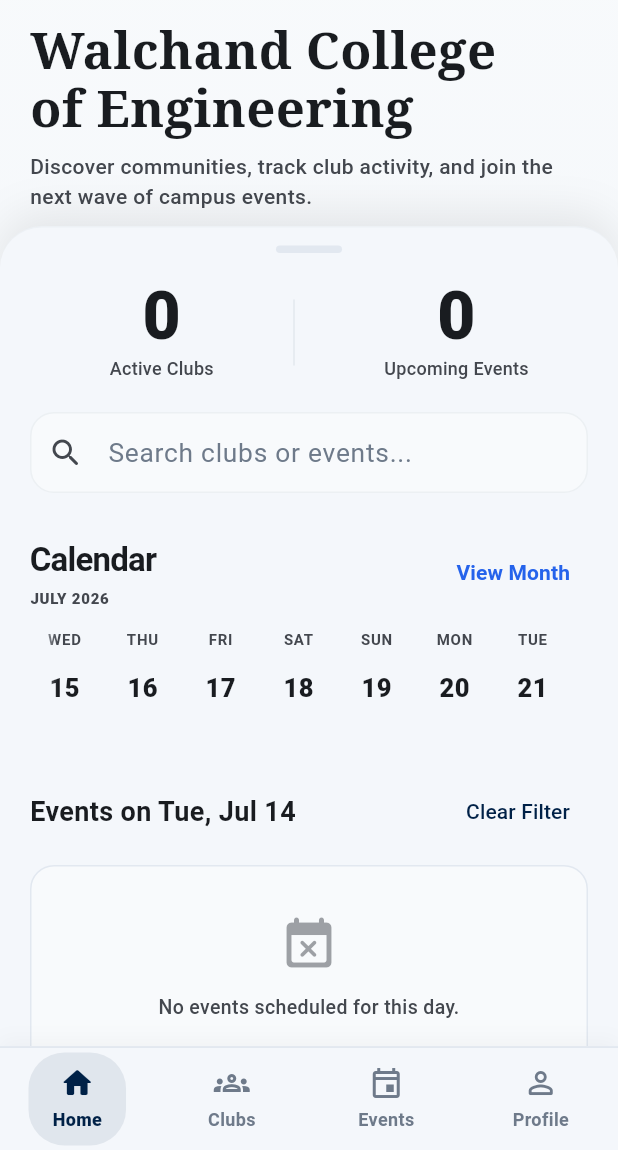
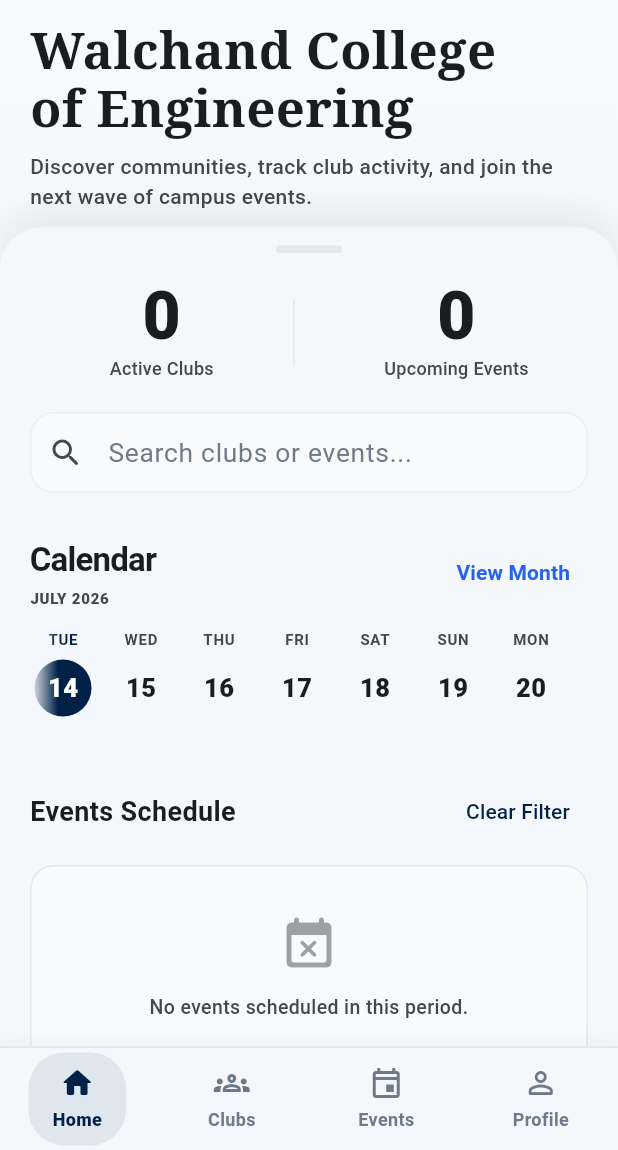
Before and after one commit to AmishPrabhu/Club-Connect-App, a Flutter app: the screen it shows after launch, on a phone screen of 412 x 824 dp, the part 86-1236 px from its top. Run offline on Flutter 3.47's test engine with Material 3 defaults, Android fonts, the phone set to English and light mode, and no system bars; our stand-ins replace file_picker, firebase_core, firebase_messaging, flutter_local_notifications, flutter_markdown, google_sign_in and 3 more; accounts and stored records are empty; network calls fail.

Commit message:
calender and event filter

```diff
--- a/lib/src/screens/home_screen.dart
+++ b/lib/src/screens/home_screen.dart
@@ -37,6 +37,60 @@
   double _heroHeight = 415.0;    // fallback until first frame
   double _textHeight = 208.0;    // fallback until first frame
 
+  // Persistent map of date keys to global keys for scrolling
+  final Map<String, GlobalKey> _dateKeys = {};
+
+  String _formatDateKey(DateTime date) {
+    return '${date.year}-${date.month.toString().padLeft(2, '0')}-${date.day.toString().padLeft(2, '0')}';
+  }
+
+  String _formatHeaderDate(String dateKey) {
+    final date = DateTime.parse(dateKey);
+    final today = DateTime.now();
+    final todayMidnight = DateTime(today.year, today.month, today.day);
+    final tomorrowMidnight = todayMidnight.add(const Duration(days: 1));
+    final dateMidnight = DateTime(date.year, date.month, date.day);
+
+    if (dateMidnight.year == todayMidnight.year &&
+        dateMidnight.month == todayMidnight.month &&
+        dateMidnight.day == todayMidnight.day) {
+      return 'Today - ${_formatFullDate(date)}';
+    } else if (dateMidnight.year == tomorrowMidnight.year &&
+               dateMidnight.month == tomorrowMidnight.month &&
+               dateMidnight.day == tomorrowMidnight.day) {
+      return 'Tomorrow - ${_formatFullDate(date)}';
+    }
+    return _formatFullDate(date);
+  }
+
+  void _scrollToDate(DateTime date, ScrollController controller, List<String> sortedKeys) {
+    final dateKey = _formatDateKey(date);
+
+    // Find the first date key that is >= target date key
+    String? targetKey;
+    for (final key in sortedKeys) {
+      if (key.compareTo(dateKey) >= 0) {
+        targetKey = key;
+        break;
+      }
+    }
+
+    targetKey ??= sortedKeys.isNotEmpty ? sortedKeys.last : null;
+
+    if (targetKey != null) {
+      WidgetsBinding.instance.addPostFrameCallback((_) {
+        final key = _dateKeys[targetKey];
+        if (key != null && key.currentContext != null) {
+          Scrollable.ensureVisible(
+            key.currentContext!,
+            duration: const Duration(milliseconds: 300),
+            curve: Curves.easeInOut,
+          );
+        }
+      });
+    }
+  }
+
   @override
   void initState() {
     super.initState();
@@ -56,18 +110,13 @@
 
       // Calendar scroll offset
       if (_calendarScrollController.hasClients) {
-        // Use available width minus safe-area insets so the midpoint is accurate
-        // on wide iPhones with side notches/rounded corners.
-        final mq = MediaQuery.of(context);
-        final availableWidth = mq.size.width - mq.padding.horizontal;
         const todayIndex = 15; // middle of 31 days
-        const itemWidth = 54.0;
-        const separatorWidth = 12.0;
+        const itemWidth = 44.0;
+        const separatorWidth = 8.0;
         const itemSpace = itemWidth + separatorWidth;
-        const listHorizontalPadding = 20.0; // matches EdgeInsets.fromLTRB(20,...)
 
-        // Offset so today's item centre aligns with the screen centre
-        final targetOffset = (todayIndex * itemSpace) - (availableWidth / 2) + (itemWidth / 2) + listHorizontalPadding;
+        // Offset so today's item aligns with the left side of the screen
+        final targetOffset = todayIndex * itemSpace;
         _calendarScrollController.jumpTo(targetOffset.clamp(0.0, double.infinity));
       }
     });
@@ -79,17 +128,13 @@
     super.dispose();
   }
 
-  DateTime _startOfCurrentWeek() {
-    final now = DateTime.now();
-    final daysToSubtract = now.weekday - 1;
-    return DateTime(now.year, now.month, now.day)
-        .subtract(Duration(days: daysToSubtract));
-  }
+
 
   bool _dateHasEvents(DateTime date) {
     return widget.appState.posts.any((post) =>
         post.isEvent &&
         post.date != null &&
+        post.isUpcoming &&
         post.date!.year == date.year &&
         post.date!.month == date.month &&
         post.date!.day == date.day);
@@ -143,12 +188,6 @@
       return text.contains(_query.toLowerCase());
     }).toList();
 
-    // Calculate current week days
-    final startOfWeek = _startOfCurrentWeek();
-    final currentWeekDays = List.generate(
-      7,
-      (index) => startOfWeek.add(Duration(days: index)),
-    );
 
     final today = DateTime.now();
     final todayMidnight = DateTime(today.year, today.month, today.day);
@@ -157,26 +196,36 @@
       (index) => todayMidnight.add(Duration(days: index - 15)),
     );
 
-    final List<PostItem> displayedEvents;
-    final String eventsHeader;
+    final String eventsHeader = 'Events Schedule';
+    final calendarEvents = widget.appState.posts.where((post) {
+      if (!post.isEvent || post.date == null || !post.isUpcoming) return false;
 
-    if (_selectedDate == null) {
-      eventsHeader = 'Weekly Events';
-      displayedEvents = widget.appState.posts.where((post) {
-        if (!post.isEvent || post.date == null) return false;
-        return currentWeekDays.any((day) =>
-            post.date!.year == day.year &&
-            post.date!.month == day.month &&
-            post.date!.day == day.day);
+      // Filter out events before the selected date if a filter is active
+      if (_selectedDate != null) {
+        final postDateMidnight = DateTime(post.date!.year, post.date!.month, post.date!.day);
+        if (postDateMidnight.isBefore(_selectedDate!)) {
+          return false;
+        }
+      }
+
+      return post.date!.isAfter(calendarDays.first.subtract(const Duration(days: 1))) &&
+             post.date!.isBefore(calendarDays.last.add(const Duration(days: 1)));
     }).toList();
-    } else {
-      eventsHeader = 'Events on ${_formatFullDate(_selectedDate!)}';
-      displayedEvents = widget.appState.posts.where((post) {
-        if (!post.isEvent || post.date == null) return false;
-        return post.date!.year == _selectedDate!.year &&
-            post.date!.month == _selectedDate!.month &&
-            post.date!.day == _selectedDate!.day;
-      }).toList();
+
+    final Map<String, List<PostItem>> groupedEvents = {};
+    for (final post in calendarEvents) {
+      final dateKey = _formatDateKey(post.date!);
+      groupedEvents.putIfAbsent(dateKey, () => []).add(post);
+    }
+
+    final sortedDateKeys = groupedEvents.keys.toList()..sort();
+
+    final List<_FeedItem> feedItems = [];
+    for (final dateKey in sortedDateKeys) {
+      feedItems.add(_FeedItem(dateKey: dateKey));
+      for (final post in groupedEvents[dateKey]!) {
+        feedItems.add(_FeedItem(post: post));
+      }
     }
 
     final weekdaysShort = ['MON', 'TUE', 'WED', 'THU', 'FRI', 'SAT', 'SUN'];
@@ -566,8 +615,10 @@
                                         setState(() {
                                           if (isSelected) {
                                             _selectedDate = null;
+                                            _scrollToDate(todayMidnight, scrollController, sortedDateKeys);
                                           } else {
                                             _selectedDate = cellDate;
+                                            _scrollToDate(cellDate, scrollController, sortedDateKeys);
                                           }
                                         });
                                       },
@@ -656,6 +707,7 @@
                                     onPressed: () {
                                       setState(() {
                                         _selectedDate = null;
+                                        _scrollToDate(todayMidnight, scrollController, sortedDateKeys);
                                       });
                                     },
                                     child: const Text('Clear Filter'),
@@ -665,7 +717,7 @@
 
                             const SizedBox(height: 12),
 
-                            if (displayedEvents.isEmpty)
+                            if (feedItems.isEmpty)
                               Container(
                                 padding: const EdgeInsets.symmetric(vertical: 32, horizontal: 20),
                                 decoration: BoxDecoration(
@@ -686,9 +738,7 @@
                                     ),
                                     const SizedBox(height: 12),
                                     Text(
-                                      _selectedDate == null
-                                          ? 'No events scheduled for this week.'
-                                          : 'No events scheduled for this day.',
+                                      'No events scheduled in this period.',
                                       textAlign: TextAlign.center,
                                       style: TextStyle(
                                         color: AppTheme.mutedColor(context),
@@ -699,24 +749,53 @@
                                   ],
                                 ),
                               )
-                            else
-                              ListView.separated(
-                                shrinkWrap: true,
-                                physics: const NeverScrollableScrollPhysics(),
-                                itemCount: displayedEvents.length,
-                                separatorBuilder: (_, _) => const SizedBox(height: 12),
-                                itemBuilder: (context, index) => EventCard(
-                                  post: displayedEvents[index],
+                            else ...[
+                              for (int index = 0; index < feedItems.length; index++) ...[
+                                if (feedItems[index].dateKey != null) ...[
+                                  Container(
+                                    key: _dateKeys.putIfAbsent(
+                                      feedItems[index].dateKey!,
+                                      () => GlobalKey(),
+                                    ),
+                                    padding: const EdgeInsets.only(top: 16, bottom: 8),
+                                    child: Row(
+                                      children: [
+                                        Text(
+                                          _formatHeaderDate(feedItems[index].dateKey!),
+                                          style: TextStyle(
+                                            fontSize: 13,
+                                            fontWeight: FontWeight.w800,
+                                            color: isDark ? Colors.white70 : AppTheme.navyColor(context).withValues(alpha: 0.8),
+                                            letterSpacing: 0.5,
+                                          ),
+                                        ),
+                                        const SizedBox(width: 12),
+                                        Expanded(
+                                          child: Divider(
+                                            color: isDark ? AppTheme.darkBorder : Colors.blueGrey.withValues(alpha: 0.12),
+                                            thickness: 1,
+                                          ),
+                                        ),
+                                      ],
+                                    ),
+                                  ),
+                                ] else ...[
+                                  EventCard(
+                                    post: feedItems[index].post!,
                                     onTap: () => Navigator.of(context).push(
                                       MaterialPageRoute(
                                         builder: (_) => PostDetailScreen(
                                           appState: widget.appState,
-                                        initialPost: displayedEvents[index],
+                                          initialPost: feedItems[index].post!,
                                         ),
                                       ),
                                     ),
                                   ),
-                              ),
+                                  if (index + 1 < feedItems.length && feedItems[index + 1].dateKey == null)
+                                    const SizedBox(height: 12),
+                                ],
+                              ],
+                            ],
                           ],
                         ),
                       ),
@@ -854,3 +933,9 @@
     );
   }
 }
+
+class _FeedItem {
+  final String? dateKey;
+  final PostItem? post;
+  _FeedItem({this.dateKey, this.post});
+}
```
Also changed, not shown: 2 other files. Lines whose indentation alone changed are shown as unchanged.
